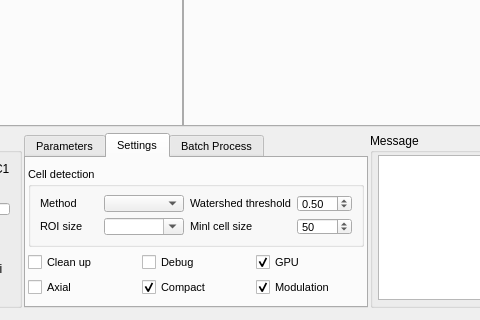
Above: ui/hexsim_analyse.ui from imperial-photonics/HexSimInstrument before the change; both pictures show x 317 to 797 and y 486 to 806 of the 1000 by 806 pixel window. Below: the same form after it.
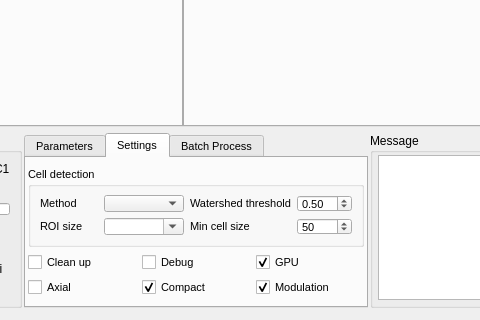
That is the form after the change. The open tabs and pages were chosen to show the change.

```diff
--- a/ui/hexsim_analyse.ui
+++ b/ui/hexsim_analyse.ui
@@ -1392,7 +1392,7 @@
               <item row="1" column="2">
                <widget class="QLabel" name="label_20">
                 <property name="text">
-                 <string>Minl cell size</string>
+                 <string>Min cell size</string>
                 </property>
                </widget>
               </item>
```
Left out of the diff: 2 changed lines with no effect on the pictures.
